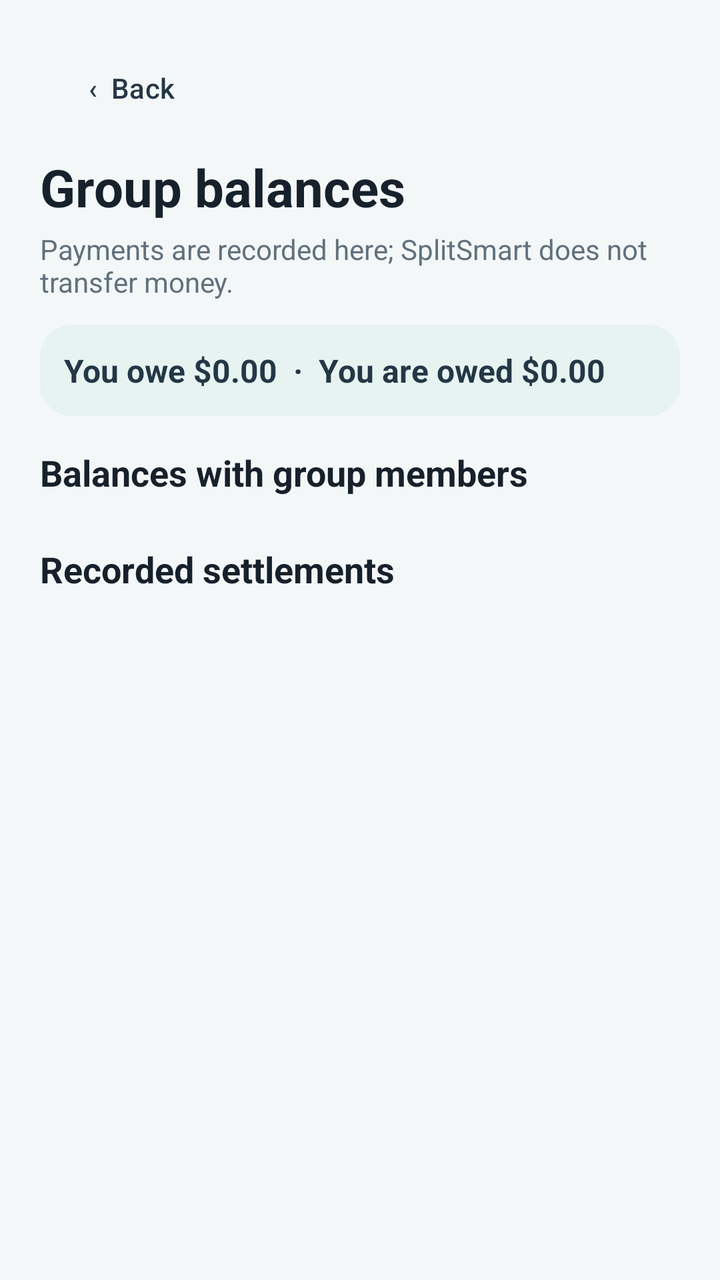
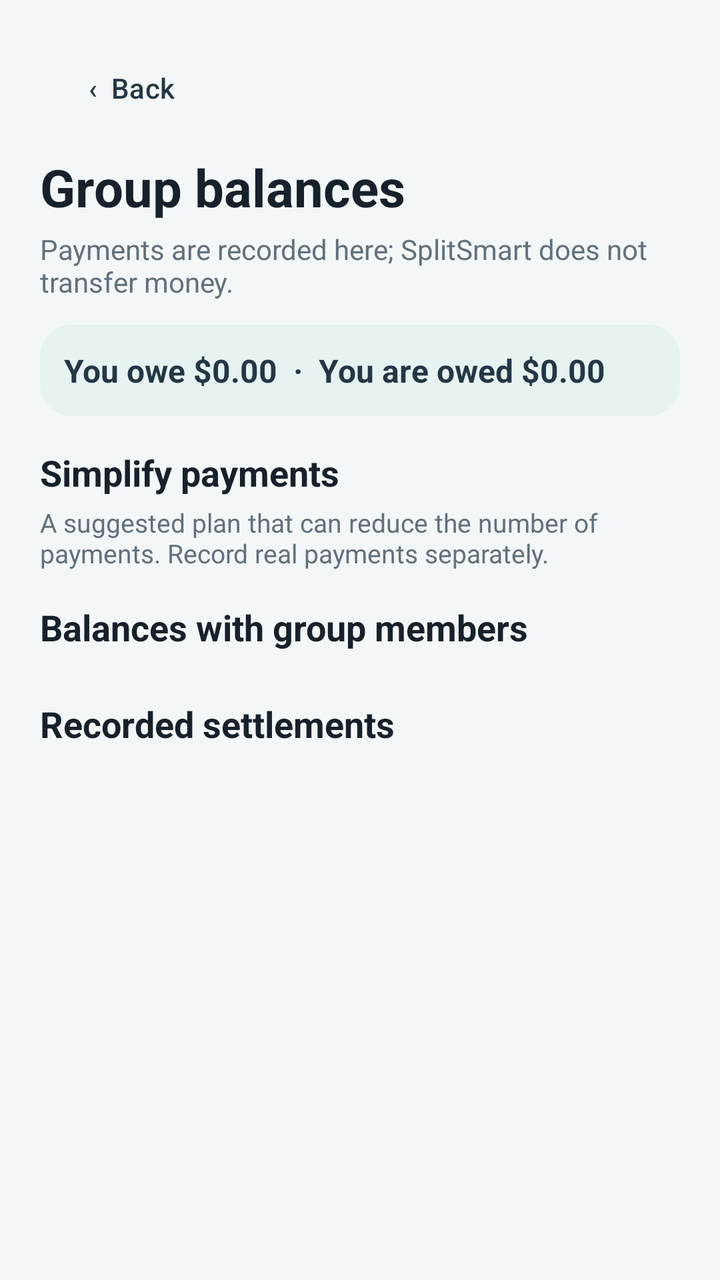

Compare the two renders of this Android layout. The source of the first and the diff that turns it into the second are given below.
<!-- AndroidManifest.xml: application theme Theme.MyApplication -->
<!-- res/layout/activity_balance.xml -->
<?xml version="1.0" encoding="utf-8"?>
<LinearLayout xmlns:android="http://schemas.android.com/apk/res/android"
    xmlns:app="http://schemas.android.com/apk/res-auto"
    android:layout_width="match_parent"
    android:layout_height="match_parent"
    android:orientation="vertical"
    android:padding="20dp"
    android:background="@color/surface_app">

    <com.google.android.material.button.MaterialButton
        android:id="@+id/btnBalanceBack"
        android:layout_width="wrap_content"
        android:layout_height="48dp"
        android:text="‹  Back"
        android:textAllCaps="false"
        android:textColor="@color/brand_ink"
        app:backgroundTint="@android:color/transparent"
        app:cornerRadius="14dp" />

    <TextView
        android:id="@+id/tvBalanceGroupName"
        android:layout_width="match_parent"
        android:layout_height="wrap_content"
        android:text="Group balances"
        android:textSize="26sp"
        android:textStyle="bold"
        android:textColor="@color/ink"
        android:layout_marginTop="8dp" />

    <TextView
        android:layout_width="match_parent"
        android:layout_height="wrap_content"
        android:text="Payments are recorded here; SplitSmart does not transfer money."
        android:textSize="14sp"
        android:textColor="@color/text_secondary"
        android:layout_marginTop="4dp"
        android:layout_marginBottom="12dp" />

    <TextView
        android:id="@+id/tvBalanceTotals"
        android:layout_width="match_parent"
        android:layout_height="wrap_content"
        android:text="You owe $0.00  ·  You are owed $0.00"
        android:textSize="16sp"
        android:textStyle="bold"
        android:textColor="@color/brand_ink"
        android:padding="12dp"
        android:background="@drawable/bg_summary_card" />

    <TextView
        android:id="@+id/tvBalanceError"
        android:layout_width="match_parent"
        android:layout_height="wrap_content"
        android:textColor="@color/error"
        android:visibility="gone"
        android:layout_marginTop="8dp" />

    <ScrollView
        android:layout_width="match_parent"
        android:layout_height="0dp"
        android:layout_weight="1"
        android:fillViewport="true"
        android:layout_marginTop="8dp">

        <LinearLayout
            android:layout_width="match_parent"
            android:layout_height="wrap_content"
            android:orientation="vertical">

            <TextView
                android:layout_width="match_parent"
                android:layout_height="wrap_content"
                android:text="Balances with group members"
                android:textSize="18sp"
                android:textStyle="bold"
                android:textColor="@color/ink"
                android:layout_marginTop="8dp"
                android:layout_marginBottom="4dp" />

            <TextView
                android:id="@+id/tvNoBalances"
                android:layout_width="match_parent"
                android:layout_height="wrap_content"
                android:text="No other members in this group yet."
                android:textColor="@color/text_secondary"
                android:visibility="gone"
                android:padding="8dp" />

            <LinearLayout
                android:id="@+id/layoutBalanceRows"
                android:layout_width="match_parent"
                android:layout_height="wrap_content"
                android:orientation="vertical" />

            <TextView
                android:layout_width="match_parent"
                android:layout_height="wrap_content"
                android:text="Recorded settlements"
                android:textSize="18sp"
                android:textStyle="bold"
                android:textColor="@color/ink"
                android:layout_marginTop="20dp"
                android:layout_marginBottom="4dp" />

            <TextView
                android:id="@+id/tvSettlementError"
                android:layout_width="match_parent"
                android:layout_height="wrap_content"
                android:textColor="@color/error"
                android:visibility="gone" />

            <TextView
                android:id="@+id/tvNoSettlements"
                android:layout_width="match_parent"
                android:layout_height="wrap_content"
                android:text="No settlements have been recorded."
                android:textColor="@color/text_secondary"
                android:visibility="gone"
                android:padding="8dp" />

            <LinearLayout
                android:id="@+id/layoutSettlementRows"
                android:layout_width="match_parent"
                android:layout_height="wrap_content"
                android:orientation="vertical" />
        </LinearLayout>
    </ScrollView>
</LinearLayout>
<!-- resources referenced by this layout -->
<resources>
  <color name="brand_ink">#243746</color>
  <color name="error">#B42318</color>
  <color name="ink">#17212B</color>
  <color name="surface_app">#F4F7F8</color>
  <color name="text_secondary">#61717D</color>
  <!-- drawable bg_summary_card (drawable) -->
  <?xml version="1.0" encoding="utf-8"?>
  <shape xmlns:android="http://schemas.android.com/apk/res/android" android:shape="rectangle">
      <solid android:color="#E6F3F1" />
      <corners android:radius="16dp" />
  </shape>
  <style name="Theme.MyApplication" parent="Base.Theme.MyApplication" />
  <style name="Base.Theme.MyApplication" parent="Theme.Material3.DayNight.NoActionBar">
          <item name="colorPrimary">@color/brand_teal</item>
          <item name="colorOnPrimary">@color/white</item>
          <item name="colorSecondary">@color/brand_ink</item>
          <item name="colorOnSecondary">@color/white</item>
      </style>
  <color name="brand_teal">#0F8B8D</color>
  <color name="white">#FFFFFFFF</color>
</resources>

<!-- the commit's change to res/layout/activity_balance.xml (unified diff, before → after) -->
@@ -70,6 +70,39 @@
             <TextView
                 android:layout_width="match_parent"
                 android:layout_height="wrap_content"
+                android:text="Simplify payments"
+                android:textSize="18sp"
+                android:textStyle="bold"
+                android:textColor="@color/ink"
+                android:layout_marginTop="8dp"
+                android:layout_marginBottom="4dp" />
+
+            <TextView
+                android:layout_width="match_parent"
+                android:layout_height="wrap_content"
+                android:text="A suggested plan that can reduce the number of payments. Record real payments separately."
+                android:textSize="13sp"
+                android:textColor="@color/text_secondary"
+                android:layout_marginBottom="8dp" />
+
+            <TextView
+                android:id="@+id/tvNoSuggestions"
+                android:layout_width="match_parent"
+                android:layout_height="wrap_content"
+                android:text="No payments are needed right now."
+                android:textColor="@color/text_secondary"
+                android:visibility="gone"
+                android:padding="8dp" />
+
+            <LinearLayout
+                android:id="@+id/layoutSuggestedPayments"
+                android:layout_width="match_parent"
+                android:layout_height="wrap_content"
+                android:orientation="vertical" />
+
+            <TextView
+                android:layout_width="match_parent"
+                android:layout_height="wrap_content"
                 android:text="Balances with group members"
                 android:textSize="18sp"
                 android:textStyle="bold"
